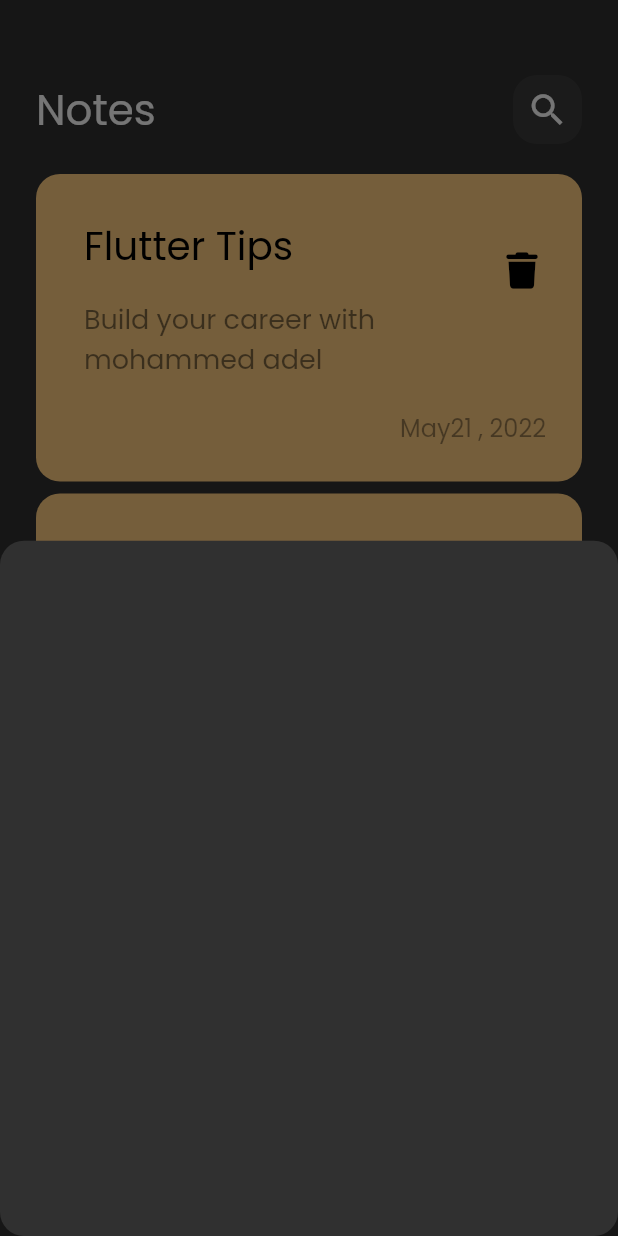
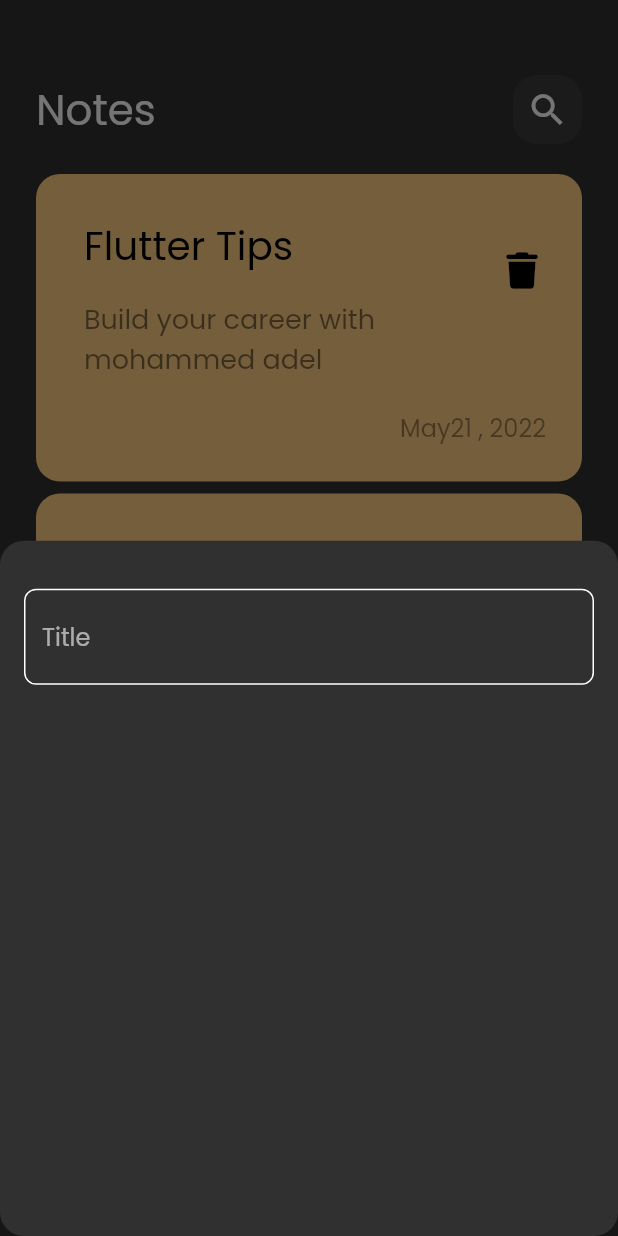
Before and after one commit to MohammedAdel1111/notes_app, a Flutter app: the screen it shows after launch, after a tap on the "add" icon, on a phone screen of 412 x 824 dp. Run offline on Flutter 3.47's test engine with Material 2 defaults, Android fonts, the phone set to English and light mode, and no system bars; our stand-ins replace font_awesome_flutter.

Commit message:
create custom text field

```diff
--- /dev/null
+++ b/lib/constants.dart
@@ -0,0 +1,3 @@
+import 'package:flutter/animation.dart';
+
+const KPrimaryColor = Color(0xff62fcd7);
--- a/lib/widgets/add_note_bottom_sheet.dart
+++ b/lib/widgets/add_note_bottom_sheet.dart
@@ -1,10 +1,19 @@
 import 'package:flutter/material.dart';
+import 'package:notes_app/widgets/custom_text_field.dart';
 
 class AddNoteBottomSheet extends StatelessWidget {
   const AddNoteBottomSheet({super.key});
 
   @override
   Widget build(BuildContext context) {
-    return Container();
+    return Padding(
+      padding: const EdgeInsets.symmetric(horizontal: 16),
+      child: Column(
+        children: [
+          SizedBox(height: 32),
+          CustomTextField(),
+        ],
+      ),
+    );
   }
 }
--- /dev/null
+++ b/lib/widgets/custom_text_field.dart
@@ -0,0 +1,30 @@
+import 'package:flutter/material.dart';
+import 'package:flutter/src/widgets/container.dart';
+import 'package:flutter/src/widgets/framework.dart';
+import 'package:notes_app/constants.dart';
+
+class CustomTextField extends StatelessWidget {
+  const CustomTextField({super.key});
+
+  @override
+  Widget build(BuildContext context) {
+    return TextField(
+      cursorColor: KPrimaryColor,
+      decoration: InputDecoration(
+        hintText: 'Title',
+        border: buildBorder(),
+        enabledBorder: buildBorder(),
+        focusedBorder: buildBorder(KPrimaryColor),
+      ),
+    );
+  }
+
+  OutlineInputBorder buildBorder([color]) {
+    return OutlineInputBorder(
+      borderRadius: BorderRadius.circular(8),
+      borderSide: BorderSide(
+        color: color ?? Colors.white,
+      ),
+    );
+  }
+}
```
Also changed, not shown: lib/views/notes_view.dart (line endings or trailing spaces).
